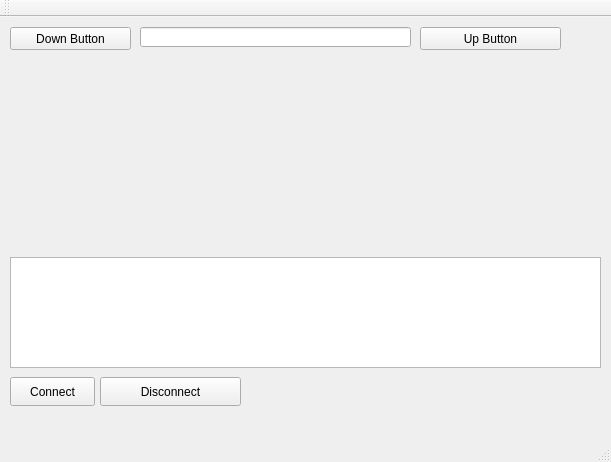
smurt/ee513a2, file Assignment2Gui/mainwindow.ui: the form before one commit.
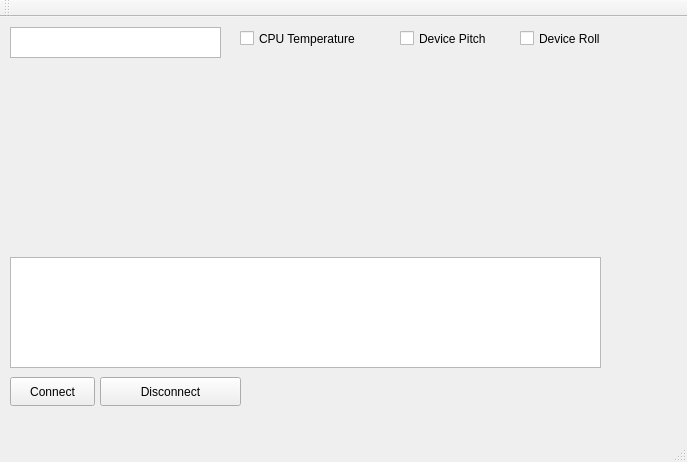
The form after the commit. Custom widgets are drawn as their Qt base class.

Commit message:
Implemented GUI to Display Sensor Data
Data displayed can be chosen using radio buttons.
Topic must be entered manually before start.

What changed in the file:
```diff
--- a/Assignment2Gui/mainwindow.ui
+++ b/Assignment2Gui/mainwindow.ui
@@ -6,7 +6,7 @@
    <rect>
     <x>0</x>
     <y>0</y>
-    <width>611</width>
+    <width>687</width>
     <height>462</height>
    </rect>
   </property>
@@ -14,55 +14,16 @@
    <string>MainWindow</string>
   </property>
   <widget class="QWidget" name="centralWidget">
-   <widget class="QPushButton" name="upButton">
-    <property name="geometry">
-     <rect>
-      <x>420</x>
-      <y>10</y>
-      <width>141</width>
-      <height>23</height>
-     </rect>
-    </property>
-    <property name="text">
-     <string>Up Button</string>
-    </property>
-   </widget>
-   <widget class="QLineEdit" name="outputEdit">
-    <property name="geometry">
-     <rect>
-      <x>140</x>
-      <y>10</y>
-      <width>271</width>
-      <height>20</height>
-     </rect>
-    </property>
-    <property name="readOnly">
-     <bool>true</bool>
-    </property>
-   </widget>
    <widget class="QCustomPlot" name="customPlot" native="true">
     <property name="geometry">
      <rect>
       <x>10</x>
-      <y>40</y>
-      <width>591</width>
-      <height>191</height>
+      <y>50</y>
+      <width>661</width>
+      <height>181</height>
      </rect>
     </property>
    </widget>
-   <widget class="QPushButton" name="downButton">
-    <property name="geometry">
-     <rect>
-      <x>10</x>
-      <y>10</y>
-      <width>121</width>
-      <height>23</height>
-     </rect>
-    </property>
-    <property name="text">
-     <string>Down Button</string>
-    </property>
-   </widget>
    <widget class="QPlainTextEdit" name="outputText">
     <property name="geometry">
      <rect>
@@ -102,6 +63,70 @@
      <string>Disconnect</string>
     </property>
    </widget>
+   <widget class="QCheckBox" name="checkBoxTemp">
+    <property name="enabled">
+     <bool>true</bool>
+    </property>
+    <property name="geometry">
+     <rect>
+      <x>240</x>
+      <y>10</y>
+      <width>151</width>
+      <height>23</height>
+     </rect>
+    </property>
+    <property name="text">
+     <string>CPU Temperature</string>
+    </property>
+   </widget>
+   <widget class="QCheckBox" name="checkBoxPitch">
+    <property name="geometry">
+     <rect>
+      <x>400</x>
+      <y>10</y>
+      <width>111</width>
+      <height>23</height>
+     </rect>
+    </property>
+    <property name="text">
+     <string>Device Pitch</string>
+    </property>
+   </widget>
+   <widget class="QCheckBox" name="checkBoxRoll">
+    <property name="geometry">
+     <rect>
+      <x>520</x>
+      <y>10</y>
+      <width>151</width>
+      <height>23</height>
+     </rect>
+    </property>
+    <property name="text">
+     <string>Device Roll</string>
+    </property>
+   </widget>
+   <widget class="QPlainTextEdit" name="inputTopicBox">
+    <property name="geometry">
+     <rect>
+      <x>10</x>
+      <y>10</y>
+      <width>211</width>
+      <height>31</height>
+     </rect>
+    </property>
+    <property name="plainText">
+     <string>&lt;write topic name here&gt;</string>
+    </property>
+    <property name="overwriteMode">
+     <bool>false</bool>
+    </property>
+    <property name="tabStopDistance">
+     <double>80.000000000000000</double>
+    </property>
+    <property name="placeholderText">
+     <string/>
+    </property>
+   </widget>
   </widget>
   <widget class="QMenuBar" name="menuBar">
    <property name="geometry">
```
Left out of the diff: 4 changed lines with no effect on the pictures. The commit also changes 5 other files.
